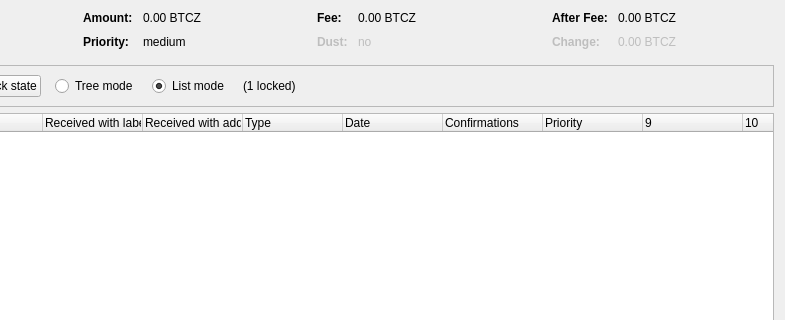
Carbon-Zero/CarbonZero, file src/qt/forms/coincontroldialog.ui: the form before one commit; both pictures show x 169 to 954 and y 0 to 320 of the 954 by 500 pixel window.
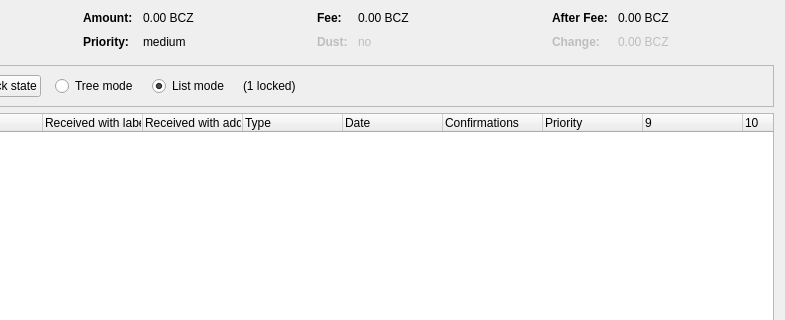
The form after the commit. Custom widgets are drawn as their Qt base class.

```diff
--- a/src/qt/forms/coincontroldialog.ui
+++ b/src/qt/forms/coincontroldialog.ui
@@ -132,7 +132,7 @@
           <enum>Qt::ActionsContextMenu</enum>
          </property>
          <property name="text">
-          <string notr="true">0.00 BTCZ</string>
+          <string notr="true">0.00 BCZ</string>
          </property>
          <property name="textInteractionFlags">
           <set>Qt::LinksAccessibleByMouse|Qt::TextSelectableByKeyboard|Qt::TextSelectableByMouse</set>
@@ -206,7 +206,7 @@
           <enum>Qt::ActionsContextMenu</enum>
          </property>
          <property name="text">
-          <string notr="true">0.00 BTCZ</string>
+          <string notr="true">0.00 BCZ</string>
          </property>
          <property name="textInteractionFlags">
           <set>Qt::LinksAccessibleByMouse|Qt::TextSelectableByKeyboard|Qt::TextSelectableByMouse</set>
@@ -286,7 +286,7 @@
           <enum>Qt::ActionsContextMenu</enum>
          </property>
          <property name="text">
-          <string notr="true">0.00 BTCZ</string>
+          <string notr="true">0.00 BCZ</string>
          </property>
          <property name="textInteractionFlags">
           <set>Qt::LinksAccessibleByMouse|Qt::TextSelectableByKeyboard|Qt::TextSelectableByMouse</set>
@@ -321,7 +321,7 @@
           <enum>Qt::ActionsContextMenu</enum>
          </property>
          <property name="text">
-          <string notr="true">0.00 BTCZ</string>
+          <string notr="true">0.00 BCZ</string>
          </property>
          <property name="textInteractionFlags">
           <set>Qt::LinksAccessibleByMouse|Qt::TextSelectableByKeyboard|Qt::TextSelectableByMouse</set>
```
